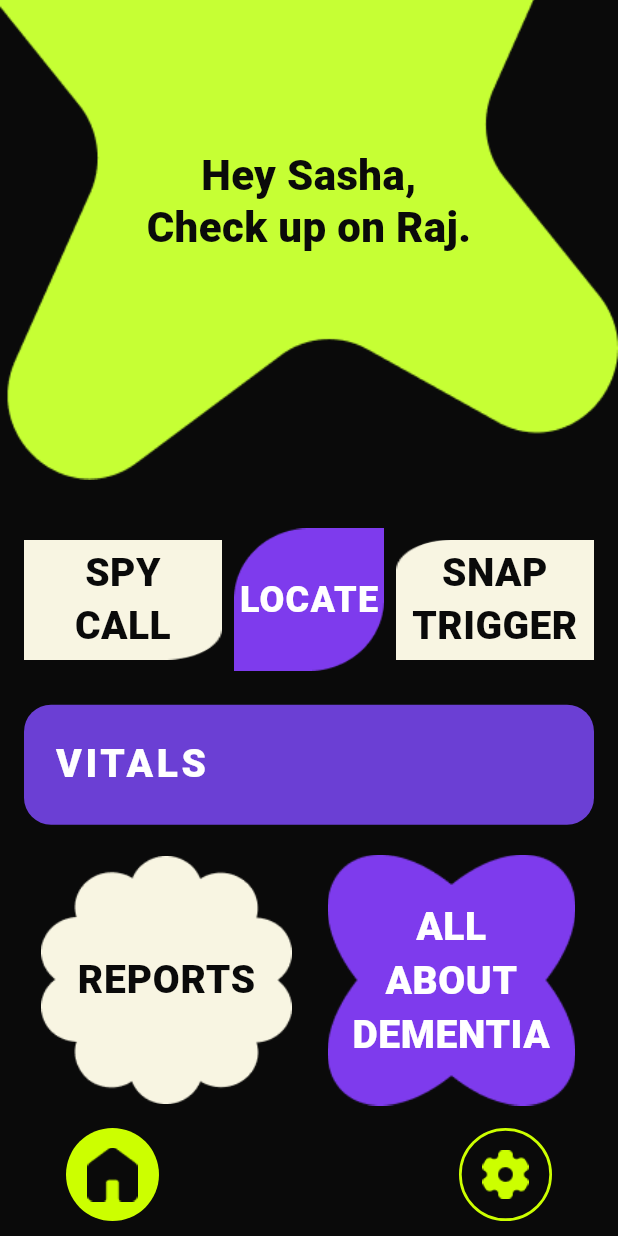
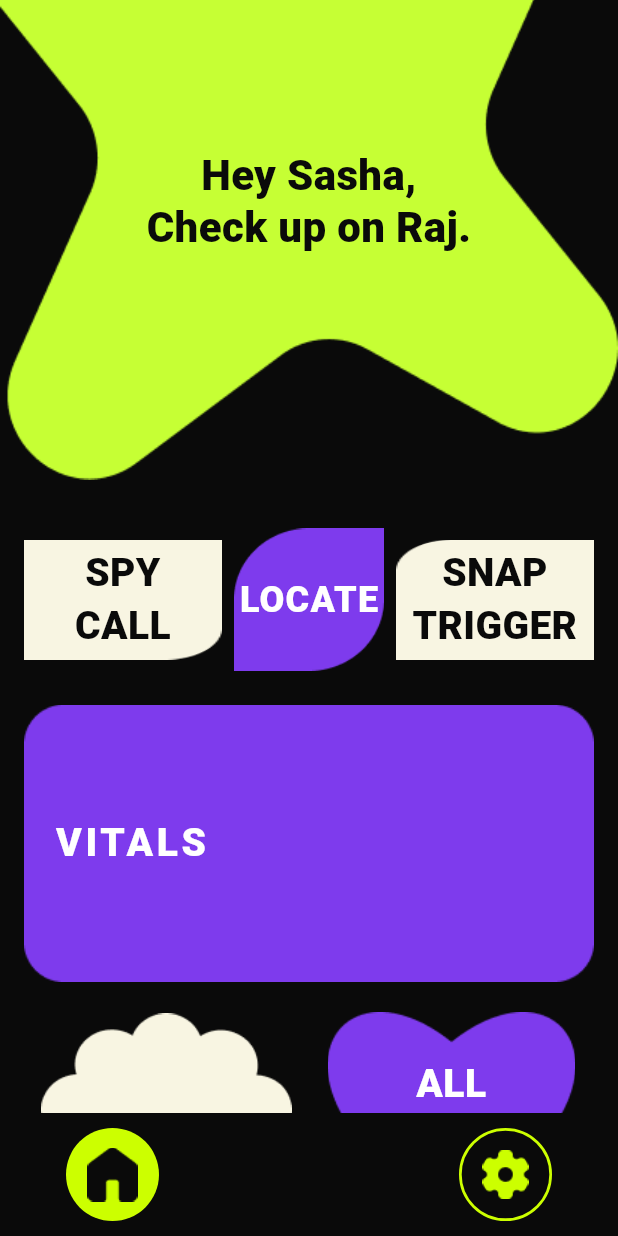
Before and after one commit to fatemaezzzi/neuroguard, a Flutter app: the CaregiverHomePage screen opened directly, scrolled down 51 dp, on a phone screen of 412 x 824 dp. Run offline on Flutter 3.47's test engine with Material 3 defaults, Android fonts, the phone set to English and light mode, and no system bars; our stand-ins replace fl_chart, google_fonts, permission_handler; Roboto replaces fonts that are missing (MicrosoftSansSerifBold).

Commit message:
added navigations on caregiver home

```diff
--- a/lib/features/caregiver/all_about_dementia.dart
+++ b/lib/features/caregiver/all_about_dementia.dart
@@ -1,6 +1,6 @@
 import 'package:flutter/material.dart';
 
-void main() {
+main() {
   runApp(const MaterialApp(
     debugShowCheckedModeBanner: false,
     home: AllAboutDementiaPage1(),
--- a/lib/features/caregiver/caregiver_home.dart
+++ b/lib/features/caregiver/caregiver_home.dart
@@ -1,4 +1,7 @@
 import 'package:flutter/material.dart';
+import 'vitals_page.dart';
+import 'reports_page.dart';
+import 'all_about_dementia.dart'; // contains AllAboutDementiaPage1
 
 // =============================================================================
 //  COLOUR TOKENS
@@ -8,7 +11,7 @@ const Color kLime  = Color(0xFFCCFF00);
 const Color kWhite = Color(0xFFFFFFFF);
 
 // =============================================================================
-//  ASSET PATHS  --  exact filenames from assets/ folder
+//  ASSET PATHS
 // =============================================================================
 const String kImgHeroBlob    = 'assets/top hero blob.png';
 const String kImgLocate      = 'assets/locate-button.png';
@@ -21,35 +24,19 @@ const String kImgNavHome     = 'assets/Vectorhome.png';
 const String kImgNavSettings = 'assets/Vectorsettings.png';
 
 // =============================================================================
-//  APP ENTRY
-// =============================================================================
-void main() => runApp(const NeuroGuardApp());
-
-class NeuroGuardApp extends StatelessWidget {
-  const NeuroGuardApp({super.key});
-
-  @override
-  Widget build(BuildContext context) {
-    return MaterialApp(
-      debugShowCheckedModeBanner: false,
-      theme: ThemeData(scaffoldBackgroundColor: kBg),
-      home: const CaregiverHomePage(),
-    );
-  }
-}
-
-// =============================================================================
 //  CAREGIVER HOME PAGE
-//  Wrapped in SingleChildScrollView so it never overflows on small screens.
 // =============================================================================
 class CaregiverHomePage extends StatelessWidget {
   const CaregiverHomePage({super.key});
+
+  void _go(BuildContext context, Widget page) {
+    Navigator.push(context, MaterialPageRoute(builder: (_) => page));
+  }
 
   @override
   Widget build(BuildContext context) {
     return Scaffold(
       backgroundColor: kBg,
-      // Bottom nav stays fixed; only the content above scrolls
       bottomNavigationBar: const BottomNavBar(),
       body: SafeArea(
         top: false,
@@ -57,36 +44,42 @@ class CaregiverHomePage extends StatelessWidget {
           physics: const ClampingScrollPhysics(),
           child: Column(
             crossAxisAlignment: CrossAxisAlignment.stretch,
-            children: const [
+            children: [
 
-              // 1. HERO BLOB  (no horizontal padding -- bleeds full width)
-              HeroBlob(),
-
-              SizedBox(height: 30),
+              // 1. HERO BLOB
+              const HeroBlob(),
+              const SizedBox(height: 30),
 
               // 2. SPY CALL | LOCATE | SNAP TRIGGER
               Padding(
-                padding: EdgeInsets.symmetric(horizontal: 16),
-                child: QuickActionRow(),
+                padding: const EdgeInsets.symmetric(horizontal: 16),
+                child: QuickActionRow(
+                  onSpyCall:     () {},  // TODO: wire when SpyCall page is ready
+                  onLocate:      () {},  // TODO: wire when Locate page is ready
+                  onSnapTrigger: () {},  // TODO: wire when SnapTrigger page is ready
                 ),
+              ),
+              const SizedBox(height: 20),
 
-              SizedBox(height: 20),
-
-              // 3. VITALS BANNER
+              // 3. VITALS BANNER  →  VitalsPage
               Padding(
-                padding: EdgeInsets.symmetric(horizontal: 16),
-                child: VitalsBanner(),
+                padding: const EdgeInsets.symmetric(horizontal: 16),
+                child: VitalsBanner(
+                  onTap: () => _go(context, const VitalsPage()),
                 ),
-
-              SizedBox(height: 20),
+              ),
+              const SizedBox(height: 20),
 
               // 4. REPORTS | ALL ABOUT DEMENTIA
               Padding(
-                padding: EdgeInsets.symmetric(horizontal: 16),
-                child: BottomBlobRow(),
+                padding: const EdgeInsets.symmetric(horizontal: 16),
+                child: BottomBlobRow(
+                  onReports:  () => _go(context, const ReportsPage()),
+                  onAllAbout: () => _go(context, const AllAboutDementiaPage1()),
                 ),
+              ),
+              const SizedBox(height: 5),
 
-              SizedBox(height: 5),
             ],
           ),
         ),
@@ -97,39 +90,27 @@ class CaregiverHomePage extends StatelessWidget {
 
 // =============================================================================
 //  1. HERO BLOB
-//  The lime blob PNG bleeds full width. Text sits dead-centre over it.
-//  Height is kept proportional: roughly 42% of a 680px screen = ~200px.
 // =============================================================================
 class HeroBlob extends StatelessWidget {
   const HeroBlob({super.key});
 
   @override
   Widget build(BuildContext context) {
-    // Use LayoutBuilder so the blob scales correctly on every screen width
     return LayoutBuilder(
       builder: (context, constraints) {
-        // Blob height = 62% of its width (matches the original aspect ratio)
         final double blobHeight = constraints.maxWidth * 0.90;
-
         return SizedBox(
           height: blobHeight,
           child: Stack(
             alignment: Alignment.center,
             children: [
-              // Blob PNG -- fill full width, no padding
               Positioned.fill(
-                child: Image.asset(
-                  kImgHeroBlob,
-                  fit: BoxFit.fill,
-                  alignment: Alignment.center,
+                child: Image.asset(kImgHeroBlob, fit: BoxFit.fill),
               ),
-              ),
-              // Greeting text
               const Column(
                 mainAxisAlignment: MainAxisAlignment.center,
                 children: [
-                  Text(
-                    'Hey Sasha,',
+                  Text('Hey Sasha,',
                       textAlign: TextAlign.center,
                       style: TextStyle(
                         color: kBg,
@@ -137,10 +118,8 @@ class HeroBlob extends StatelessWidget {
                         fontSize: 28,
                         fontWeight: FontWeight.w800,
                         height: 1.25,
-                    ),
-                  ),
-                  Text(
-                    'Check up on Raj.',
+                      )),
+                  Text('Check up on Raj.',
                       textAlign: TextAlign.center,
                       style: TextStyle(
                         color: kBg,
@@ -148,8 +127,7 @@ class HeroBlob extends StatelessWidget {
                         fontSize: 28,
                         fontWeight: FontWeight.w800,
                         height: 1.25,
-                    ),
-                  ),
+                      )),
                 ],
               ),
             ],
@@ -162,23 +140,23 @@ class HeroBlob extends StatelessWidget {
 
 // =============================================================================
 //  2. QUICK ACTION ROW
-//
-//  Layout (from screenshot):
-//    [  SPY CALL  ] [   LOCATE   ] [ SNAP TRIGGER ]
-//
-//  - SPY CALL  : Expanded, height 82px, uses color_4_.png  (cream shape)
-//  - LOCATE    : Fixed 100x100, uses locate-button.png, label on top
-//  - SNAP TRIG : Expanded, height 82px, uses snaptriggerbutton.png
-//
-//  The LOCATE blob is vertically centred and slightly taller than the side tiles.
 // =============================================================================
 class QuickActionRow extends StatelessWidget {
-  const QuickActionRow({super.key});
+  final VoidCallback onSpyCall;
+  final VoidCallback onLocate;
+  final VoidCallback onSnapTrigger;
+
+  const QuickActionRow({
+    super.key,
+    required this.onSpyCall,
+    required this.onLocate,
+    required this.onSnapTrigger,
+  });
 
   @override
   Widget build(BuildContext context) {
-    const double rowH    = 100; // total row height driven by locate blob
-    const double sideH   = 80;  // side tiles are slightly shorter
+    const double rowH    = 100;
+    const double sideH   = 80;
     const double locateW = 100;
     const double locateH = 100;
 
@@ -191,21 +169,15 @@ class QuickActionRow extends StatelessWidget {
           // SPY CALL
           Expanded(
             child: GestureDetector(
-              onTap: () {},
+              onTap: onSpyCall,
               child: SizedBox(
                 height: sideH,
                 child: Stack(
                   alignment: Alignment.center,
                   children: [
-                    // PNG provides the cream blob shape
                     Positioned.fill(
-                      child: Image.asset(
-                        kImgSpyCall,
-                        fit: BoxFit.fill,
-                      ),
-                    ),
-                    const Text(
-                      'SPY\nCALL',
+                        child: Image.asset(kImgSpyCall, fit: BoxFit.fill)),
+                    const Text('SPY\nCALL',
                         textAlign: TextAlign.center,
                         style: TextStyle(
                           color: kBg,
@@ -213,9 +185,7 @@ class QuickActionRow extends StatelessWidget {
                           fontSize: 26,
                           fontWeight: FontWeight.w900,
                           height: 1.35,
-                        letterSpacing: 0.3,
-                      ),
-                    ),
+                        )),
                   ],
                 ),
               ),
@@ -226,29 +196,23 @@ class QuickActionRow extends StatelessWidget {
 
           // LOCATE
           GestureDetector(
-            onTap: () {},
+            onTap: onLocate,
             child: SizedBox(
               width: locateW,
               height: locateH,
               child: Stack(
                 alignment: Alignment.center,
                 children: [
-                  Image.asset(
-                    kImgLocate,
-                    width: locateW,
-                    height: locateH,
-                    fit: BoxFit.contain,
-                  ),
-                  const Text(
-                    'LOCATE',
+                  Image.asset(kImgLocate,
+                      width: locateW, height: locateH, fit: BoxFit.contain),
+                  const Text('LOCATE',
                       style: TextStyle(
                         color: kWhite,
                         fontFamily: 'Roboto',
                         fontSize: 24,
                         fontWeight: FontWeight.w900,
                         letterSpacing: 0.8,
-                    ),
-                  ),
+                      )),
                 ],
               ),
             ),
@@ -259,20 +223,15 @@ class QuickActionRow extends StatelessWidget {
           // SNAP TRIGGER
           Expanded(
             child: GestureDetector(
-              onTap: () {},
+              onTap: onSnapTrigger,
               child: SizedBox(
                 height: sideH,
                 child: Stack(
                   alignment: Alignment.center,
                   children: [
                     Positioned.fill(
-                      child: Image.asset(
-                        kImgSnapTrigger,
-                        fit: BoxFit.fill,
-                      ),
-                    ),
-                    const Text(
-                      'SNAP\nTRIGGER',
+                        child: Image.asset(kImgSnapTrigger, fit: BoxFit.fill)),
+                    const Text('SNAP\nTRIGGER',
                         textAlign: TextAlign.center,
                         style: TextStyle(
                           color: kBg,
@@ -280,9 +239,7 @@ class QuickActionRow extends StatelessWidget {
                           fontWeight: FontWeight.w900,
                           fontFamily: 'Roboto',
                           height: 1.35,
-                        letterSpacing: 0.3,
-                      ),
-                    ),
+                        )),
                   ],
                 ),
               ),
@@ -297,34 +254,34 @@ class QuickActionRow extends StatelessWidget {
 
 // =============================================================================
 //  3. VITALS BANNER
-//  Full-width image, "VITALS" label left-aligned.
-//  Height ~80px matches the original.
 // =============================================================================
 class VitalsBanner extends StatelessWidget {
-  const VitalsBanner({super.key});
+  final VoidCallback onTap;
+  const VitalsBanner({super.key, required this.onTap});
 
   @override
   Widget build(BuildContext context) {
     return GestureDetector(
-      onTap: () {},
-      child: Container(
-        height: 80,
+      onTap: onTap,
+      child: SizedBox(
         width: double.infinity,
-        decoration: BoxDecoration(
-          color: const Color(0xFF6B3FD4), // purple matching the original
-          borderRadius: BorderRadius.circular(18),
-        ),
+        child: Stack(
           alignment: Alignment.centerLeft,
-        padding: const EdgeInsets.only(left: 20),
-        child: const Text(
-          'VITALS',
+          children: [
+            Image.asset(kImgVitals,
+                width: double.infinity, fit: BoxFit.fitWidth),
+            const Padding(
+              padding: EdgeInsets.only(left: 20),
+              child: Text('VITALS',
                   style: TextStyle(
                     color: kWhite,
                     fontSize: 26,
-            fontFamily: 'Roboto',
+                    fontFamily: 'MicrosoftSansSerifBold',
                     fontWeight: FontWeight.w900,
                     letterSpacing: 2.5,
+                  )),
             ),
+          ],
         ),
       ),
     );
@@ -333,20 +290,22 @@ class VitalsBanner extends StatelessWidget {
 
 // =============================================================================
 //  4. BOTTOM BLOB ROW
-//  Two blobs side by side, each ~140px, spaced evenly.
-//  REPORTS label is dark (blob is cream).
-//  ALL ABOUT DEMENTIA label is white (blob is purple).
 // =============================================================================
 class BottomBlobRow extends StatelessWidget {
-  const BottomBlobRow({super.key});
+  final VoidCallback onReports;
+  final VoidCallback onAllAbout;
+
+  const BottomBlobRow({
+    super.key,
+    required this.onReports,
+    required this.onAllAbout,
+  });
 
   @override
   Widget build(BuildContext context) {
-    // Each blob takes ~45% of available width so they sit naturally spaced
     return LayoutBuilder(
       builder: (context, constraints) {
         final double blobSize = constraints.maxWidth * 0.44;
-
         return SizedBox(
           height: blobSize,
           child: Row(
@@ -356,29 +315,25 @@ class BottomBlobRow extends StatelessWidget {
 
               // REPORTS
               GestureDetector(
-                onTap: () {},
+                onTap: onReports,
                 child: SizedBox(
                   width: blobSize,
                   height: blobSize,
                   child: Stack(
                     alignment: Alignment.center,
                     children: [
-                      Image.asset(
-                        kImgReports,
+                      Image.asset(kImgReports,
                           width: blobSize,
                           height: blobSize,
-                        fit: BoxFit.contain,
-                      ),
-                      const Text(
-                        'REPORTS',
+                          fit: BoxFit.contain),
+                      const Text('REPORTS',
                           style: TextStyle(
                             color: kBg,
                             fontSize: 26,
-                          fontFamily: 'Roboto',
+                            fontFamily: 'MicrosoftSansSerifBold',
                             fontWeight: FontWeight.w900,
                             letterSpacing: 0.5,
-                        ),
-                      ),
+                          )),
                     ],
                   ),
                 ),
@@ -386,31 +341,27 @@ class BottomBlobRow extends StatelessWidget {
 
               // ALL ABOUT DEMENTIA
               GestureDetector(
-                onTap: () {},
+                onTap: onAllAbout,
                 child: SizedBox(
                   width: blobSize,
                   height: blobSize,
                   child: Stack(
                     alignment: Alignment.center,
                     children: [
-                      Image.asset(
-                        kImgAllAbout,
+                      Image.asset(kImgAllAbout,
                           width: blobSize,
                           height: blobSize,
-                        fit: BoxFit.contain,
-                      ),
-                      const Text(
-                        'ALL\nABOUT\nDEMENTIA',
+                          fit: BoxFit.contain),
+                      const Text('ALL\nABOUT\nDEMENTIA',
                           textAlign: TextAlign.center,
                           style: TextStyle(
                             color: kWhite,
                             fontSize: 26,
-                          fontFamily: 'Roboto',
+                            fontFamily: 'MicrosoftSansSerifBold',
                             fontWeight: FontWeight.w900,
                             letterSpacing: 0.4,
                             height: 1.4,
-                        ),
-                      ),
+                          )),
                     ],
                   ),
                 ),
@@ -425,8 +376,7 @@ class BottomBlobRow extends StatelessWidget {
 }
 
 // =============================================================================
-//  5. BOTTOM NAV BAR  (fixed via Scaffold.bottomNavigationBar)
-//  Home  = lime filled circle  |  Settings = lime outlined circle
+//  5. BOTTOM NAV BAR
 // =============================================================================
 class BottomNavBar extends StatelessWidget {
   const BottomNavBar({super.key});
@@ -442,15 +392,9 @@ class BottomNavBar extends StatelessWidget {
           mainAxisAlignment: MainAxisAlignment.spaceBetween,
           children: [
             NavImageButton(
-              imgPath: kImgNavHome,
-              isActive: true,
-              onTap: () {},
-            ),
+                imgPath: kImgNavHome, isActive: true, onTap: () {}),
             NavImageButton(
-              imgPath: kImgNavSettings,
-              isActive: false,
-              onTap: () {},
-            ),
+                imgPath: kImgNavSettings, isActive: false, onTap: () {}),
           ],
         ),
       ),
@@ -480,17 +424,13 @@ class NavImageButton extends StatelessWidget {
         decoration: BoxDecoration(
           color: isActive ? kLime : Colors.transparent,
           shape: BoxShape.circle,
-          border: isActive
-              ? null
-              : Border.all(color: kLime, width: 1.8),
+          border: isActive ? null : Border.all(color: kLime, width: 1.8),
         ),
         padding: const EdgeInsets.all(13),
-        child: Image.asset(
-          imgPath,
+        child: Image.asset(imgPath,
             fit: BoxFit.contain,
             color: isActive ? kBg : kLime,
-          colorBlendMode: BlendMode.srcIn,
-        ),
+            colorBlendMode: BlendMode.srcIn),
       ),
     );
   }
```
Also changed, not shown: lib/main.dart (+3 -9 lines). Lines whose indentation alone changed are shown as unchanged.
